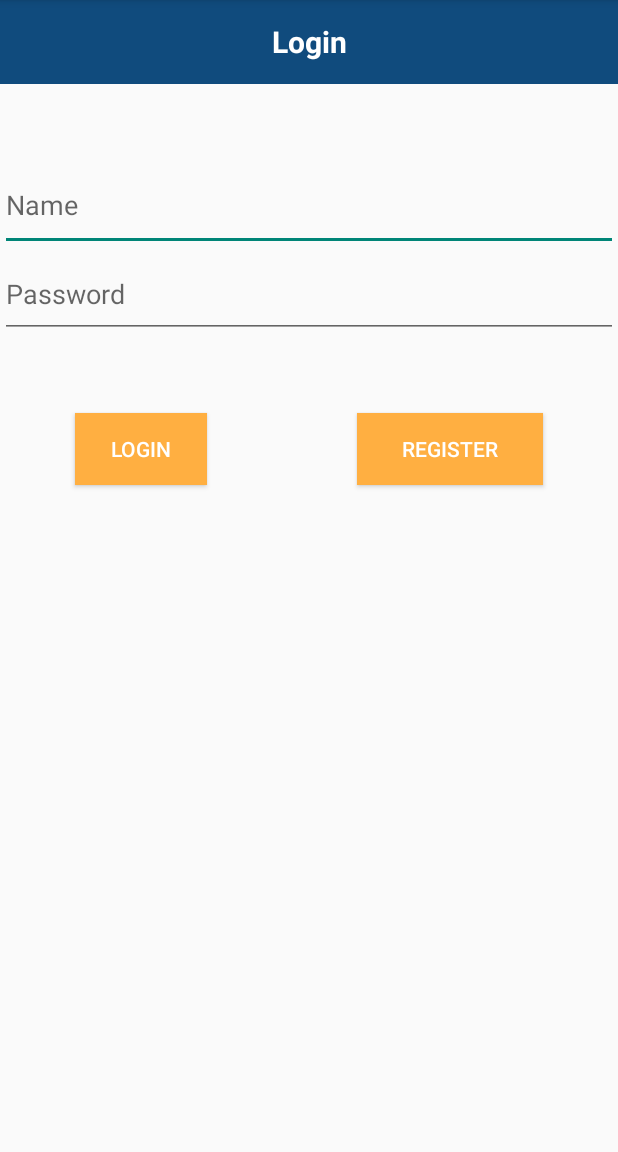
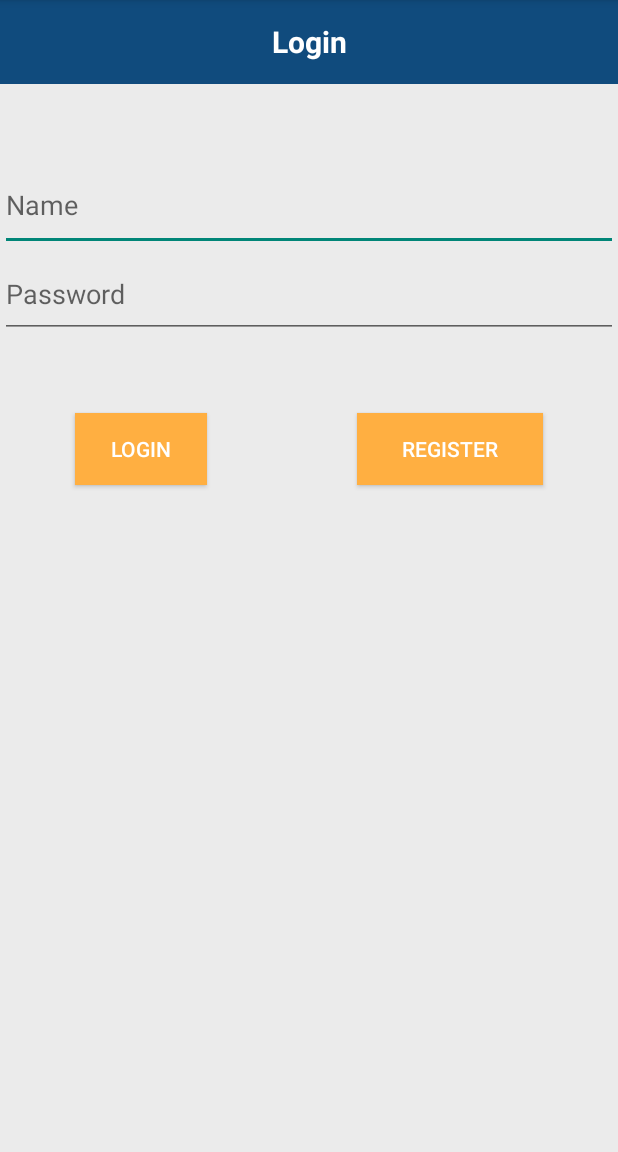
Before and after one commit to roland1997/PlanningPoker, an Android app: the screen it shows after launch (MainActivity), on a phone screen of 412 x 824 dp, the part 84-1236 px from its top. Run offline under Robolectric (Android 15) with nearby library versions, the phone set to English and light mode, and no system bars; our stand-ins replace Firebase (no records; nobody signed in at launch, a user with empty details on screens opened directly).

Commit message:
Update background color

```diff
--- a/app/src/main/res/layout/activity_main.xml
+++ b/app/src/main/res/layout/activity_main.xml
@@ -11,7 +11,8 @@
         android:id="@+id/linearLayout"
         android:layout_width="match_parent"
         android:layout_height="match_parent"
-        android:orientation="vertical">
+        android:orientation="vertical"
+        android:background="@color/colorBackgroung">
 
         <TextView
             android:id="@+id/textViewLogin"
--- a/app/src/main/res/layout/activity_register.xml
+++ b/app/src/main/res/layout/activity_register.xml
@@ -5,7 +5,8 @@
     android:layout_width="match_parent"
     android:layout_height="match_parent"
     tools:context=".RegisterActivity"
-    android:textAlignment="center">
+    android:textAlignment="center"
+    android:background="@color/colorBackgroung">
 
     <LinearLayout
         android:layout_width="match_parent"
--- a/app/src/main/res/layout/activity_session.xml
+++ b/app/src/main/res/layout/activity_session.xml
@@ -5,7 +5,8 @@
     android:layout_width="match_parent"
     android:layout_height="match_parent"
     tools:context=".SessionActivity"
-    android:textAlignment="center">
+    android:textAlignment="center"
+    android:background="@color/colorBackgroung">
 
     <LinearLayout
         android:layout_width="match_parent"
--- a/app/src/main/res/values/colors.xml
+++ b/app/src/main/res/values/colors.xml
@@ -7,4 +7,5 @@
     <color name="colorOrange">#ffaf41</color>
     <color name="colorDarkBlue">#104b7d</color>
     <color name="colorWhite">#FFFFFF</color>
+    <color name="colorBackgroung">#ebebeb</color>
 </resources>
```
